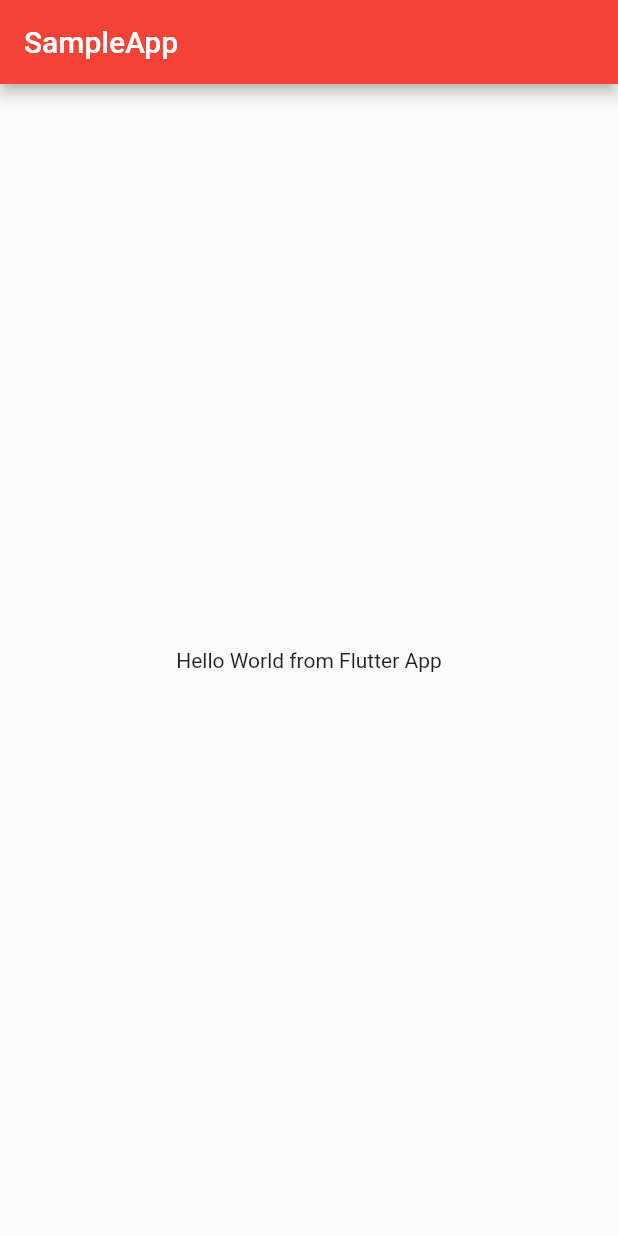
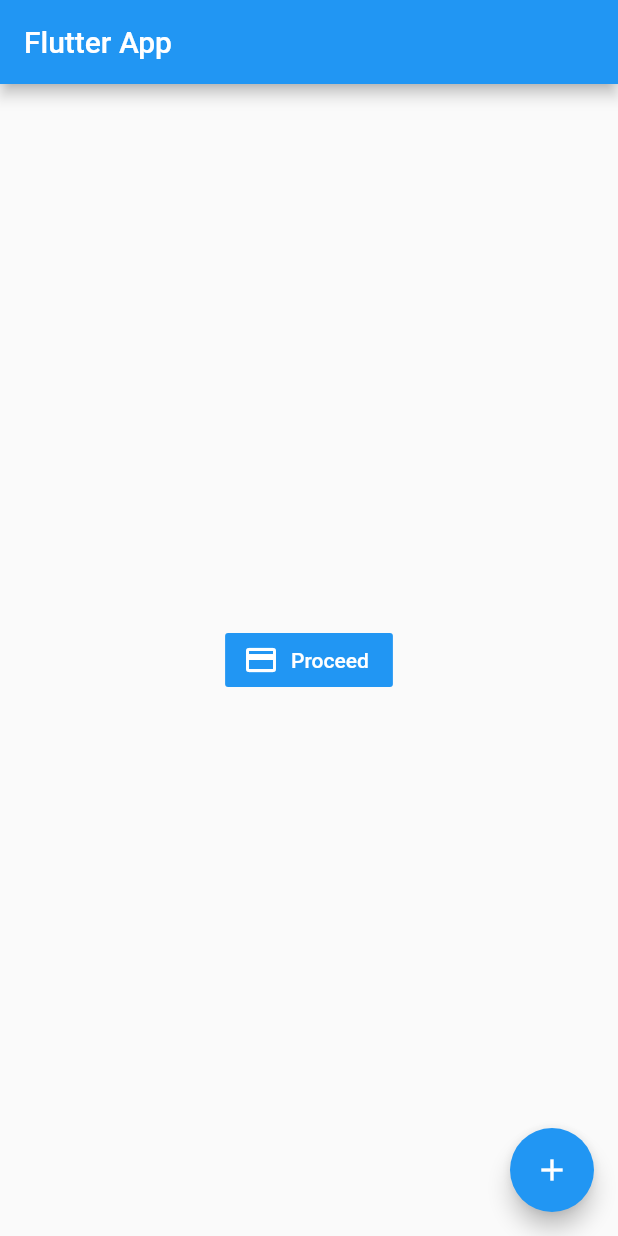
Before and after one commit to m-ata/flutter-test-app, a Flutter app: the screen it shows after launch, on a phone screen of 412 x 824 dp. Run offline on Flutter 3.47's test engine with Material 2 defaults, Android fonts, the phone set to English and light mode, and no system bars.

Commit message:
flat button, raised button, floating action button learning

```diff
--- a/lib/main.dart
+++ b/lib/main.dart
@@ -8,15 +8,23 @@ class MyApp extends StatelessWidget {
   Widget build(BuildContext context) {
     return MaterialApp(
       title: 'Sample App',
-      theme: ThemeData(primarySwatch: Colors.red),
+      theme: ThemeData(primarySwatch: Colors.blue),
       home: Scaffold(
         appBar: AppBar(
-          title: Text('SampleApp'),
+          title: Text('Flutter App '),
+        ),
+        floatingActionButton: FloatingActionButton(
+          child: Icon(Icons.add),
         ),
         body: Center(
-          child: Text('Hello World from Flutter App'),
-        ),
+          child: FlatButton.icon(
+            icon: Icon(Icons.payment, color: Colors.white,),
+            label: Text('Proceed', style: TextStyle(color: Colors.white),),
+            color: Colors.blue,
+            onPressed: (){},
+          )
       ),
+    ),
     );
   }
 }
```
Also changed, not shown: 10 other files.
